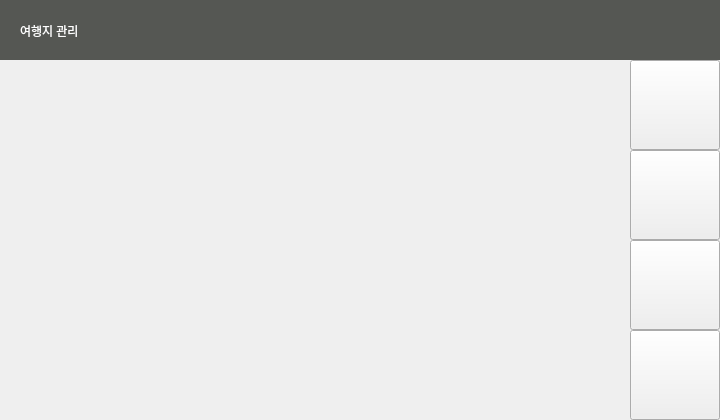
Above: server/beach.ui from a-bnb/travel before the change. Below: the same form after it.
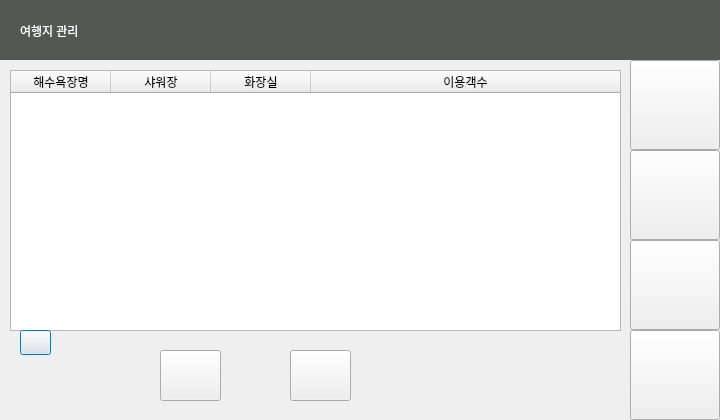
That is the form after the change. Icons and pictures are not drawn.

The edit to the form file:
```diff
--- a/server/beach.ui
+++ b/server/beach.ui
@@ -200,6 +200,165 @@
     <string/>
    </property>
   </widget>
+  <widget class="QPushButton" name="remove_btn">
+   <property name="geometry">
+    <rect>
+     <x>290</x>
+     <y>350</y>
+     <width>61</width>
+     <height>51</height>
+    </rect>
+   </property>
+   <property name="acceptDrops">
+    <bool>false</bool>
+   </property>
+   <property name="styleSheet">
+    <string notr="true"/>
+   </property>
+   <property name="text">
+    <string/>
+   </property>
+   <property name="icon">
+    <iconset resource="resouce.qrc">
+     <normaloff>:/new/prefix1/img/delete.png</normaloff>:/new/prefix1/img/delete.png</iconset>
+   </property>
+   <property name="iconSize">
+    <size>
+     <width>50</width>
+     <height>50</height>
+    </size>
+   </property>
+   <property name="shortcut">
+    <string notr="true"/>
+   </property>
+   <property name="autoRepeat">
+    <bool>false</bool>
+   </property>
+   <property name="autoExclusive">
+    <bool>true</bool>
+   </property>
+   <property name="autoDefault">
+    <bool>false</bool>
+   </property>
+  </widget>
+  <widget class="QTableWidget" name="beachtable">
+   <property name="geometry">
+    <rect>
+     <x>10</x>
+     <y>70</y>
+     <width>611</width>
+     <height>261</height>
+    </rect>
+   </property>
+   <property name="maximumSize">
+    <size>
+     <width>611</width>
+     <height>261</height>
+    </size>
+   </property>
+   <property name="rowCount">
+    <number>0</number>
+   </property>
+   <attribute name="horizontalHeaderCascadingSectionResizes">
+    <bool>false</bool>
+   </attribute>
+   <attribute name="horizontalHeaderShowSortIndicator" stdset="0">
+    <bool>true</bool>
+   </attribute>
+   <attribute name="horizontalHeaderStretchLastSection">
+    <bool>true</bool>
+   </attribute>
+   <attribute name="verticalHeaderVisible">
+    <bool>false</bool>
+   </attribute>
+   <attribute name="verticalHeaderCascadingSectionResizes">
+    <bool>false</bool>
+   </attribute>
+   <attribute name="verticalHeaderShowSortIndicator" stdset="0">
+    <bool>false</bool>
+   </attribute>
+   <attribute name="verticalHeaderStretchLastSection">
+    <bool>false</bool>
+   </attribute>
+   <column>
+    <property name="text">
+     <string>해수욕장명</string>
+    </property>
+   </column>
+   <column>
+    <property name="text">
+     <string>샤워장</string>
+    </property>
+   </column>
+   <column>
+    <property name="text">
+     <string>화장실</string>
+    </property>
+   </column>
+   <column>
+    <property name="text">
+     <string>이용객수</string>
+    </property>
+   </column>
+  </widget>
+  <widget class="QPushButton" name="add_btn">
+   <property name="geometry">
+    <rect>
+     <x>160</x>
+     <y>350</y>
+     <width>61</width>
+     <height>51</height>
+    </rect>
+   </property>
+   <property name="acceptDrops">
+    <bool>false</bool>
+   </property>
+   <property name="styleSheet">
+    <string notr="true"/>
+   </property>
+   <property name="text">
+    <string/>
+   </property>
+   <property name="icon">
+    <iconset resource="resouce.qrc">
+     <normaloff>:/new/prefix1/img/plus.png</normaloff>:/new/prefix1/img/plus.png</iconset>
+   </property>
+   <property name="iconSize">
+    <size>
+     <width>50</width>
+     <height>50</height>
+    </size>
+   </property>
+   <property name="shortcut">
+    <string notr="true"/>
+   </property>
+   <property name="autoRepeat">
+    <bool>false</bool>
+   </property>
+   <property name="autoExclusive">
+    <bool>true</bool>
+   </property>
+   <property name="autoDefault">
+    <bool>false</bool>
+   </property>
+  </widget>
+  <widget class="QPushButton" name="refresh_btn">
+   <property name="geometry">
+    <rect>
+     <x>20</x>
+     <y>330</y>
+     <width>31</width>
+     <height>25</height>
+    </rect>
+   </property>
+   <property name="text">
+    <string/>
+   </property>
+   <property name="icon">
+    <iconset resource="resouce.qrc">
+     <normaloff>:/new/prefix1/img/refresh.png</normaloff>:/new/prefix1/img/refresh.png</iconset>
+   </property>
+  </widget>
   <zorder>beach_btn</zorder>
   <zorder>guide_btn</zorder>
   <zorder>user_btn</zorder>
```
Left out of the diff: 4 changed lines with no effect on the pictures.
